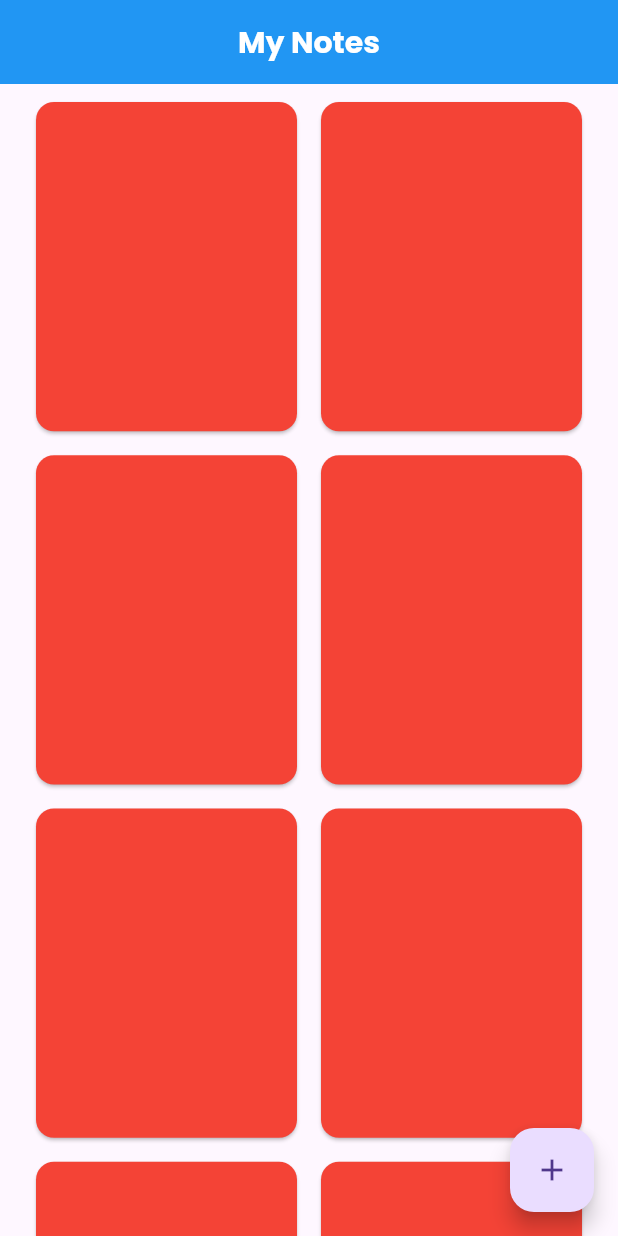
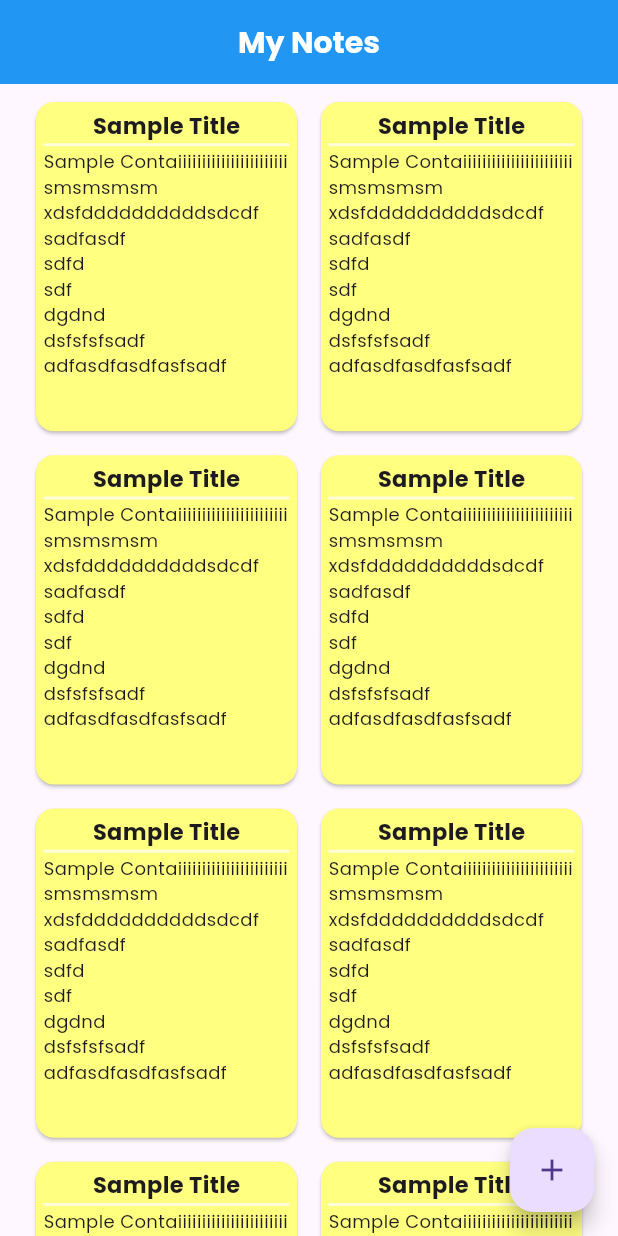
Before and after one commit to Fatah03111995/mynotes, a Flutter app: the screen it shows after launch, on a phone screen of 412 x 824 dp. Run offline on Flutter 3.47's test engine with Material 3 defaults, Android fonts, the phone set to English and light mode, and no system bars; our stand-ins replace google_fonts.

```diff
--- a/lib/pages/noteadd_page.dart
+++ b/lib/pages/noteadd_page.dart
@@ -1,6 +1,5 @@
 import 'package:flutter/material.dart';
 import 'package:mynotes/components/inputtext.dart';
-import 'package:mynotes/themes/textstyles.dart';
 
 class NoteAddPage extends StatefulWidget {
   const NoteAddPage({super.key});
@@ -27,7 +26,7 @@ class _NoteAddPageState extends State<NoteAddPage> {
           padding: const EdgeInsets.symmetric(vertical: 8, horizontal: 16),
           child: Stack(
             children: [
-              Column(
+              ListView(
                 children: [
                   InputText(
                     txtController: titleController,
--- a/lib/pages/notes_page.dart
+++ b/lib/pages/notes_page.dart
@@ -1,5 +1,7 @@
 import 'package:flutter/material.dart';
 import 'package:mynotes/pages/noteadd_page.dart';
+import 'package:mynotes/themes/color.dart';
+import 'package:mynotes/themes/textstyles.dart';
 
 class NotesPage extends StatefulWidget {
   const NotesPage({super.key});
@@ -28,8 +30,30 @@ class _NotesPageState extends State<NotesPage> {
             childAspectRatio: 0.8,
           ),
           itemBuilder: (context, index) {
-            return const Card(
-              color: Colors.red,
+            return Card(
+              color: MyColors.yellow,
+              child: Padding(
+                padding: const EdgeInsets.all(5.0),
+                child: Column(
+                  children: [
+                    Text(
+                      'Sample Title',
+                      style: TextStyles.notesTitleDetail,
+                    ),
+                    Divider(
+                      thickness: 2,
+                      height: 5,
+                      color: Colors.white.withOpacity(0.7),
+                    ),
+                    Flexible(
+                      child: Text(
+                        'Sample Contaiiiiiiiiiiiiiiiiiiiiiii smsmsmsm\nxdsfddddddddddsdcdf\nsadfasdf\nsdfd\nsdf\ndgdnd\ndsfsfsfsadf\nadfasdfasdfasfsadf',
+                        style: TextStyles.notesContain,
+                      ),
+                    )
+                  ],
+                ),
+              ),
             );
           }),
       floatingActionButton: FloatingActionButton(
--- a/lib/themes/textstyles.dart
+++ b/lib/themes/textstyles.dart
@@ -28,4 +28,12 @@ class TextStyles {
       sm.copyWith(color: Colors.grey.withOpacity(0.8));
   static TextStyle get formError => s.copyWith(color: Colors.red);
   static TextStyle get formLabel => smBold;
+
+  static TextStyle get noteTitleDetail => mBold;
+  static TextStyle get noteContainDetail => sm;
+
+  static TextStyle get notesTitleDetail => smBold;
+  static TextStyle get notesContain => s.copyWith(
+      // overflow: TextOverflow.ellipsis,
+      );
 }
```
Also changed, not shown: lib/model/note.dart (+47 -8 lines).
